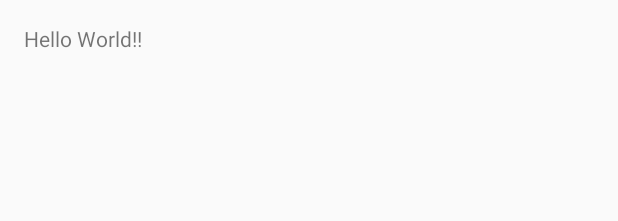
After one commit to mm1338/sample-app, an Android app: the layout fragment_top.xml on its own in the app's theme, with its tools: preview values and no code run, on a phone screen of 412 x 824 dp. The commit adds this screen. Shown: the top 221 px of the screen. Run offline under Robolectric (Android 15) with nearby library versions, the phone set to English and light mode, and no system bars.

Commit message:
add top fragment

```diff
--- a/app/src/main/kotlin/sample/app/ui/top/TopActivity.kt
+++ b/app/src/main/kotlin/sample/app/ui/top/TopActivity.kt
@@ -8,5 +8,10 @@ class TopActivity : AppCompatActivity() {
     override fun onCreate(savedInstanceState: Bundle?) {
         super.onCreate(savedInstanceState)
         setContentView(R.layout.activity_top)
+
+        val fragment = TopFragment()
+        val transaction = supportFragmentManager.beginTransaction()
+        transaction.add(R.id.containerLayout, fragment)
+        transaction.commit()
     }
 }
--- /dev/null
+++ b/app/src/main/res/layout/fragment_top.xml
@@ -0,0 +1,22 @@
+<?xml version="1.0" encoding="utf-8"?>
+<RelativeLayout xmlns:android="http://schemas.android.com/apk/res/android"
+    android:id="@+id/fragment_top"
+    android:layout_width="match_parent"
+    android:layout_height="match_parent">
+
+    <ImageView
+        android:id="@+id/article_image"
+        android:layout_width="120dp"
+        android:layout_height="96dp"
+        android:layout_alignParentRight="true"
+        android:layout_margin="16dp"/>
+
+    <TextView
+        android:id="@+id/title"
+        android:layout_width="match_parent"
+        android:layout_height="wrap_content"
+        android:layout_toLeftOf="@id/article_image"
+        android:layout_margin="16dp"
+        android:text="Hello World!!"/>
+
+</RelativeLayout>
```
Also changed, not shown: app/src/main/kotlin/sample/app/ui/top/TopFragment.kt (added, +15 -0 lines), app/src/main/res/layout/activity_top.xml (+8 -1 lines).
